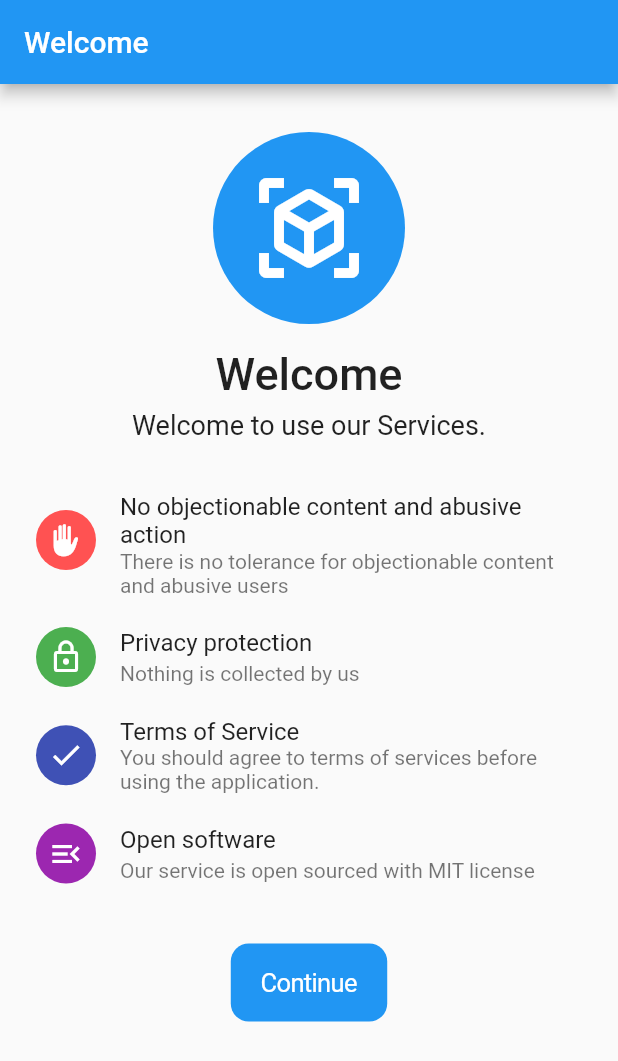
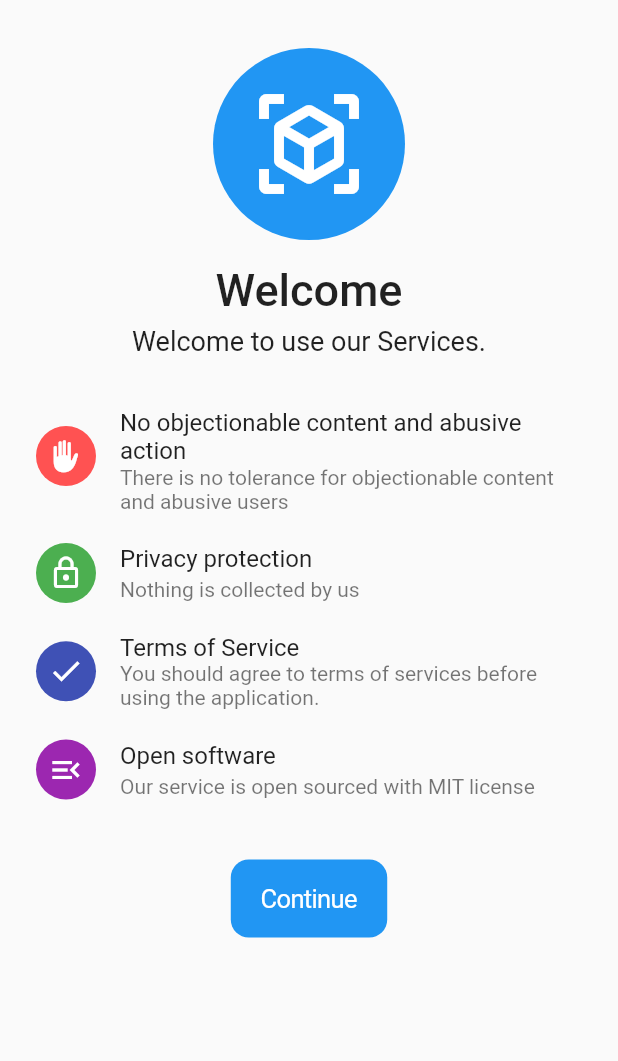
Before and after one commit to kidozh/discuz_flutter, a Flutter app: the screen it shows after launch, on a phone screen of 412 x 824 dp. Shown: the top 1061 px of the screen. Run offline on Flutter 3.47's test engine with Material 2 defaults, Android fonts, the phone set to English and light mode, and no system bars; drawn by our look-alikes of flutter_platform_widgets; our stand-ins replace badges, cached_network_image, cookie_jar, dio, dio_cookie_manager, floor and 22 more; missing offline and left inert: extended_text_field, flutter_vibrate, webview_cookie_manager; accounts and stored records are empty; generated files the repository leaves out were written again; project files that could hold a hidden picture were left out.

Commit message:
remove appbar

```diff
--- a/lib/page/TestFlightBannerPage.dart
+++ b/lib/page/TestFlightBannerPage.dart
@@ -14,11 +14,11 @@ class TestFlightBannerPage extends StatelessWidget{
     return PlatformScaffold(
         iosContentBottomPadding: true,
         iosContentPadding: true,
-        appBar: PlatformAppBar(
-          title: Text(S.of(context).welcomeTitle),
-          automaticallyImplyLeading: false,
-
-        ),
+        // appBar: PlatformAppBar(
+        //   title: Text(S.of(context).welcomeTitle),
+        //   automaticallyImplyLeading: false,
+        //
+        // ),
         body: TestFlightBannerContent()
     );
   }
```
